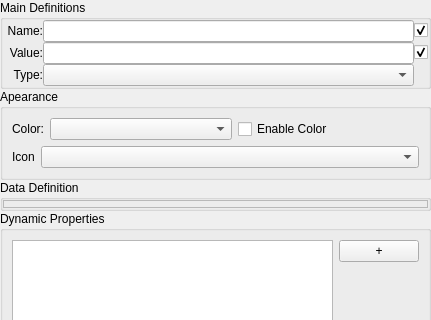
First picture: the form in src/Interface/DataPropertiesWidget.ui, repository KDE/rocs, before the edit; both pictures show x 0 to 431 and y 0 to 320 of the 431 by 513 pixel window.
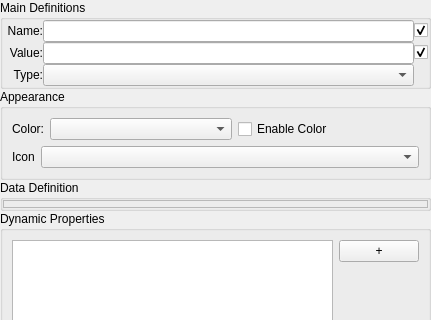
Second picture: the form after the edit. Custom widgets are drawn as their Qt base class.

What changed in the file:
```diff
--- a/src/Interface/DataPropertiesWidget.ui
+++ b/src/Interface/DataPropertiesWidget.ui
@@ -148,7 +148,7 @@
    <item>
     <widget class="QGroupBox" name="Apearance">
      <property name="title">
-      <string>Apearance</string>
+      <string>Appearance</string>
      </property>
      <layout class="QVBoxLayout" name="verticalLayout_4">
       <item>
```
